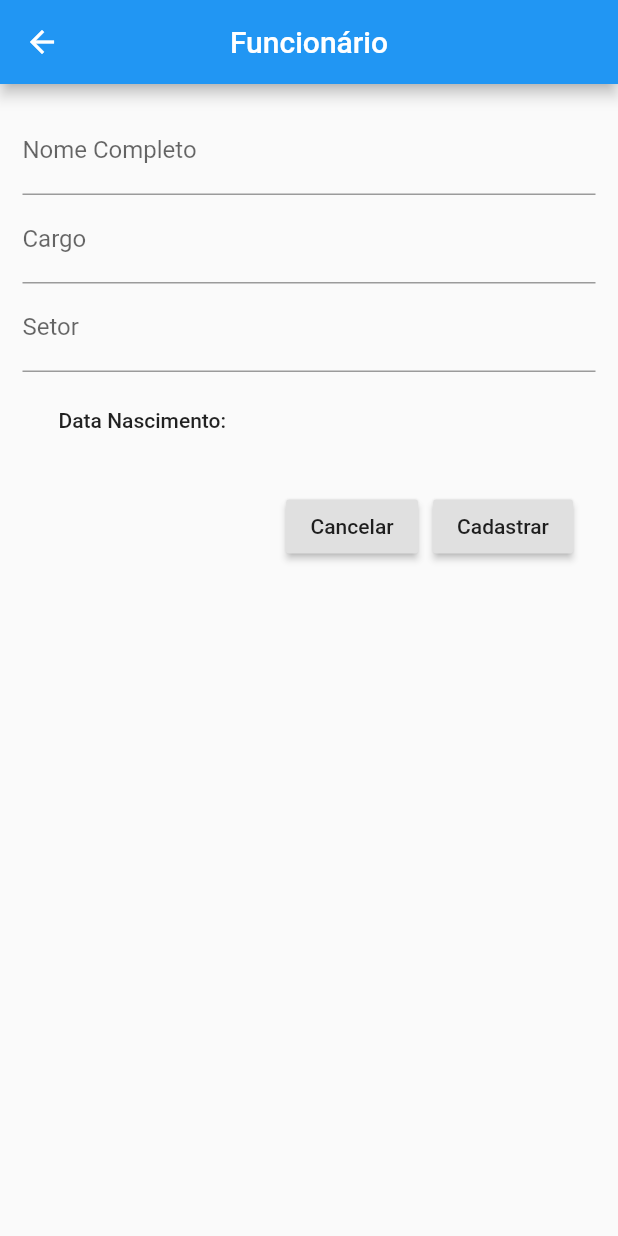
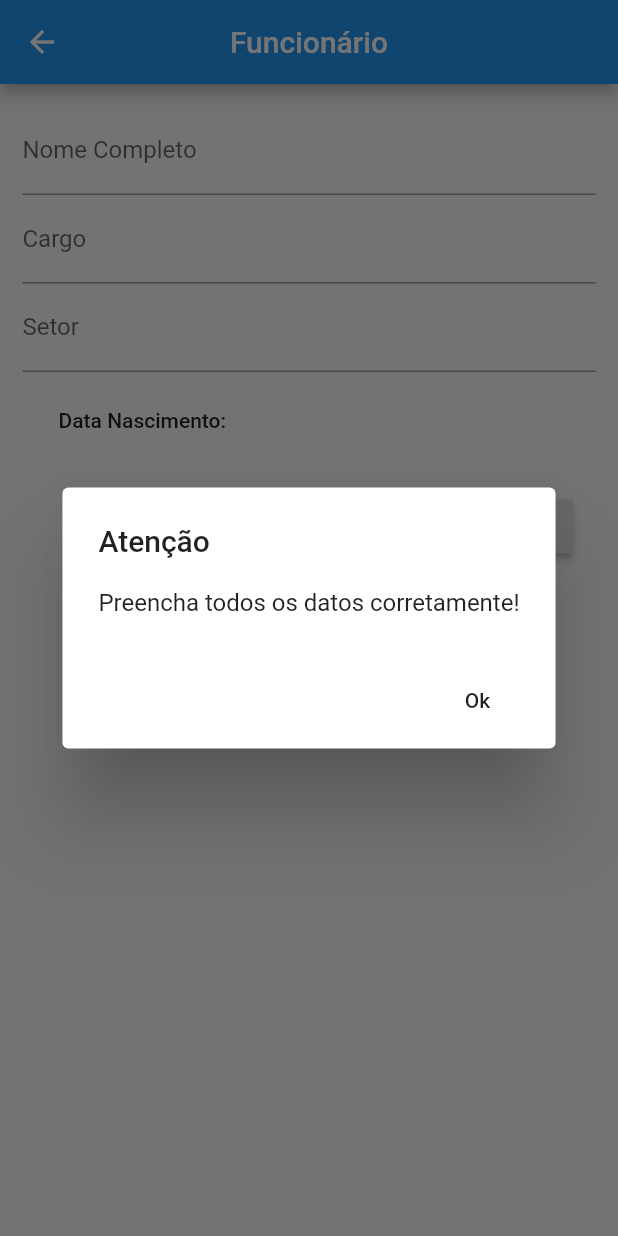
Before and after one commit to juniorsafera/BeabaProdutos-Teste-de-conhecimento-vaga-FLUTTER, a Flutter app: the FormCadastro screen opened directly, after a tap on "Cadastrar", on a phone screen of 412 x 824 dp. Run offline on Flutter 3.47's test engine with Material 2 defaults, Android fonts, the phone set to English and light mode, and no system bars.

Commit message:
Update form_cadastro.dart

```diff
--- a/beaba_produtos_teste_conhecimento_flutter/lib/components/form_cadastro.dart
+++ b/beaba_produtos_teste_conhecimento_flutter/lib/components/form_cadastro.dart
@@ -1,7 +1,6 @@
 // ignore_for_file: prefer_const_constructors
 
 import 'dart:math';
-
 import 'package:beaba_produtos_teste_conhecimento_flutter/model/modelFuncionario.dart';
 import 'package:beaba_produtos_teste_conhecimento_flutter/provider/provider_funcionarios.dart';
 import 'package:flutter/material.dart';
@@ -17,26 +16,20 @@
   State<FormCadastro> createState() => _FormCadastroState();
 }
 
-final _form = GlobalKey<FormState>();
+
 
 DateTime? _dataSelecionada;
 final TextEditingController cNome = TextEditingController();
 final TextEditingController cCargo = TextEditingController();
 final TextEditingController cSetor = TextEditingController();
 
-final funcionario = ModelFuncionario(
-  id: Random.secure().toString(),
-  nome: cNome.text,
-  cargo: cCargo.text,
-  setor: cSetor.text,
-  dataNascimento: _dataSelecionada!,
-  dataContratacao: DateTime.now(),
-);
 
+// limpar campos ao cadastrar funcionário
 void limpar() {
   cNome.clear();
   cCargo.clear();
   cSetor.clear();
+  _dataSelecionada = null;
 }
 
 class _FormCadastroState extends State<FormCadastro> {
@@ -44,6 +37,7 @@
   Widget build(BuildContext context) {
     final providerFuncionarios = Provider.of<FuncionariosProvider>(context);
 
+  // chamar calendário para selecionar data nascimetno
     _abrirCalendario() {
       showDatePicker(
         context: context,
@@ -93,6 +87,7 @@
                 padding: const EdgeInsets.all(8.0),
                 child: Row(
                   children: [
+                    // ignore: deprecated_member_use
                     FlatButton(
                       onPressed: () {
                         _abrirCalendario();
@@ -115,6 +110,7 @@
                 child: Row(
                   mainAxisAlignment: MainAxisAlignment.end,
                   children: [
+                    // ignore: deprecated_member_use
                     RaisedButton(
                       onPressed: () {
                         Navigator.pop(context);
@@ -124,15 +120,39 @@
                     SizedBox(
                       width: 10,
                     ),
+                    // ignore: deprecated_member_use
                     RaisedButton(
                       onPressed: () {
                         if (cNome.text.isEmpty ||
                             cCargo.text.isEmpty ||
                             cSetor.text.isEmpty ||
                             _dataSelecionada == null) {
-                          print('Preencha todos os dados!');
+                          showDialog<void>(
+                            context: context,
+                            builder: (BuildContext context) => AlertDialog(
+                              title: const Text('Atenção'),
+                              content: const Text(
+                                  'Preencha todos os datos corretamente!'),
+                              actions: <Widget>[
+                                // ignore: deprecated_member_use
+                                FlatButton(
+                                  child: const Text('Ok'),
+                                  onPressed: () {
+                                    Navigator.pop(context);
+                                  },
+                                ),
+                              ],
+                            ),
+                          );
                         } else {
-                          providerFuncionarios.cadastrar(funcionario);
+                          providerFuncionarios.cadastrar(ModelFuncionario(
+                            id: Random.secure().toString(),
+                            nome: cNome.text,
+                            cargo: cCargo.text,
+                            setor: cSetor.text,
+                            dataNascimento: _dataSelecionada!,
+                            dataContratacao: DateTime.now(),
+                          ));
                           limpar();
                           Navigator.pop(context);
                         }
```
